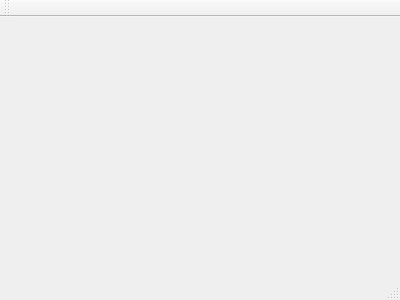
First picture: the form in tudu/mainwindow.ui, repository SaraKapetinic/VerificationTuduProject, before the edit.
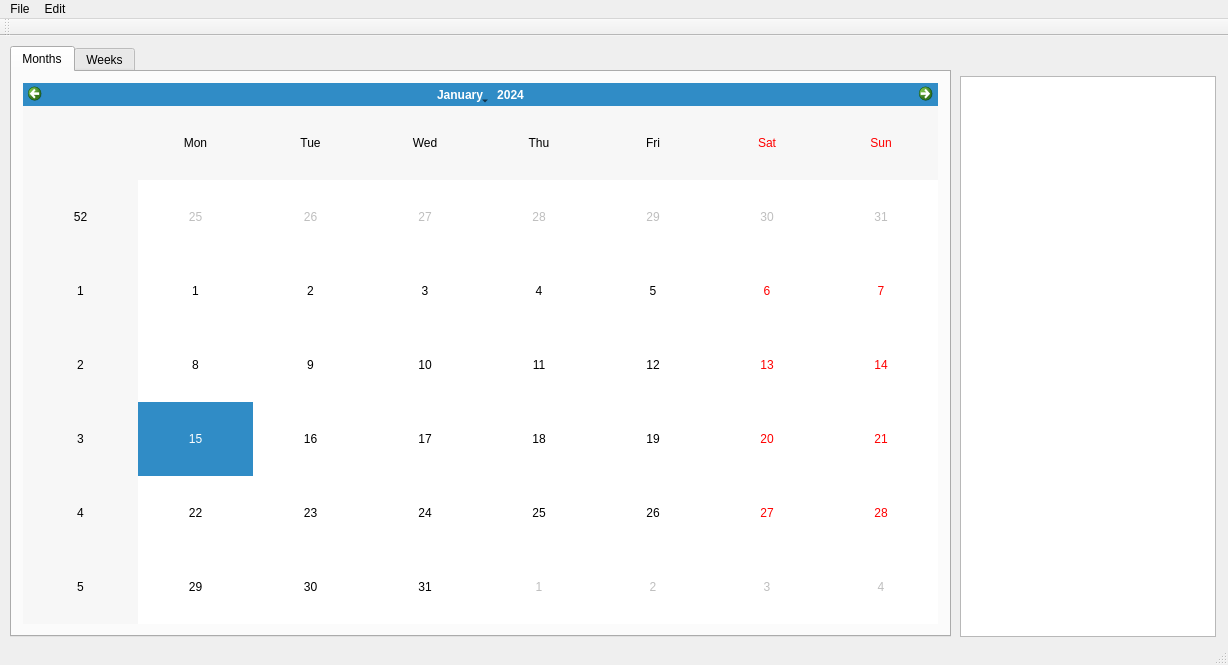
Second picture: the form after the edit. The open tabs and pages were chosen to show the change.

Commit message: Setup the basic app layout

The edit to the form file:
```diff
--- a/tudu/mainwindow.ui
+++ b/tudu/mainwindow.ui
@@ -1,24 +1,90 @@
 <ui version="4.0">
  <class>MainWindow</class>
- <widget class="QMainWindow" name="MainWindow" >
-  <property name="geometry" >
+ <widget class="QMainWindow" name="MainWindow">
+  <property name="geometry">
    <rect>
     <x>0</x>
     <y>0</y>
-    <width>400</width>
-    <height>300</height>
+    <width>1228</width>
+    <height>665</height>
    </rect>
   </property>
   <property name="windowTitle" >
    <string>MainWindow</string>
   </property>
-  <widget class="QMenuBar" name="menuBar" />
-  <widget class="QToolBar" name="mainToolBar" />
-  <widget class="QWidget" name="centralWidget" />
-  <widget class="QStatusBar" name="statusBar" />
+  <widget class="QWidget" name="centralWidget">
+   <widget class="QTabWidget" name="tabWidget">
+    <property name="geometry">
+     <rect>
+      <x>10</x>
+      <y>10</y>
+      <width>941</width>
+      <height>591</height>
+     </rect>
+    </property>
+    <property name="currentIndex">
+     <number>1</number>
+    </property>
+    <widget class="QWidget" name="tab">
+     <attribute name="title">
+      <string>Months</string>
+     </attribute>
+     <layout class="QHBoxLayout" name="horizontalLayout">
+      <item>
+       <widget class="QCalendarWidget" name="calendarWidget"/>
+      </item>
+     </layout>
+    </widget>
+    <widget class="QWidget" name="tab_2">
+     <attribute name="title">
+      <string>Weeks</string>
+     </attribute>
+    </widget>
+   </widget>
+   <widget class="QListWidget" name="listWidget">
+    <property name="geometry">
+     <rect>
+      <x>960</x>
+      <y>40</y>
+      <width>256</width>
+      <height>561</height>
+     </rect>
+    </property>
+   </widget>
+  </widget>
+  <widget class="QMenuBar" name="menuBar">
+   <property name="geometry">
+    <rect>
+     <x>0</x>
+     <y>0</y>
+     <width>1228</width>
+     <height>22</height>
+    </rect>
+   </property>
+   <widget class="QMenu" name="menuMonths">
+    <property name="title">
+     <string>File</string>
+    </property>
+   </widget>
+   <widget class="QMenu" name="menuWeeks">
+    <property name="title">
+     <string>Edit</string>
+    </property>
+   </widget>
+   <addaction name="menuMonths"/>
+   <addaction name="menuWeeks"/>
+  </widget>
+  <widget class="QToolBar" name="mainToolBar">
+   <attribute name="toolBarArea">
+    <enum>TopToolBarArea</enum>
+   </attribute>
+   <attribute name="toolBarBreak">
+    <bool>false</bool>
+   </attribute>
+  </widget>
+  <widget class="QStatusBar" name="statusBar"/>
  </widget>
- <layoutDefault spacing="6" margin="11" />
- <pixmapfunction></pixmapfunction>
+ <layoutdefault spacing="6" margin="11"/>
  <resources/>
  <connections/>
 </ui>
```
Left out of the diff: 3 changed lines with no effect on the pictures. The commit also changes 1 other file.
